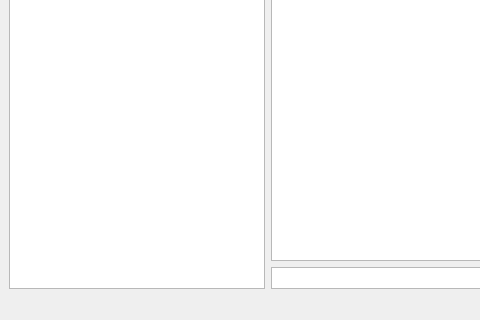
khram2003/BPKproject, file client/mainwindow.ui: the form before one commit; both pictures show x 0 to 480 and y 279 to 599 of the 1188 by 599 pixel window.
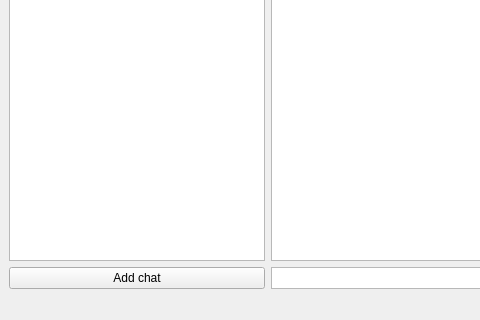
The form after the commit.

The edit to the form file:
```diff
--- a/client/mainwindow.ui
+++ b/client/mainwindow.ui
@@ -33,6 +33,13 @@
         </property>
        </widget>
       </item>
+      <item>
+       <widget class="QPushButton" name="AddChatButton">
+        <property name="text">
+         <string>Add chat</string>
+        </property>
+       </widget>
+      </item>
      </layout>
     </item>
     <item row="0" column="1">
```
Left out of the diff: 2 changed lines with no effect on the pictures.
